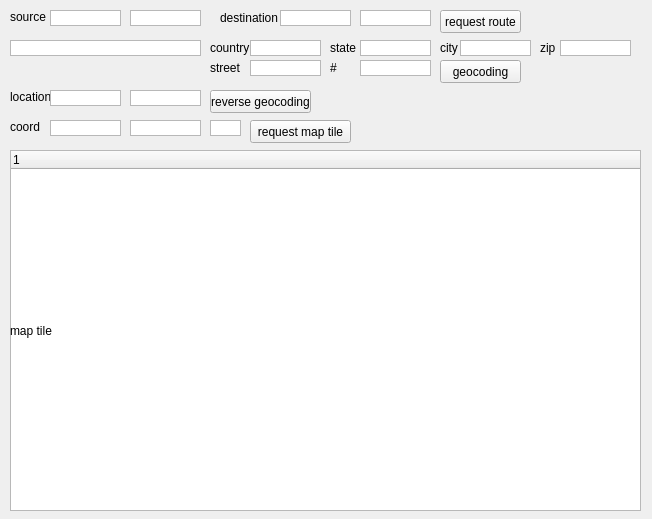
Qt form examples/qgeoapiui/mainwindow.ui (qtproject/qt-mobility) before a commit.
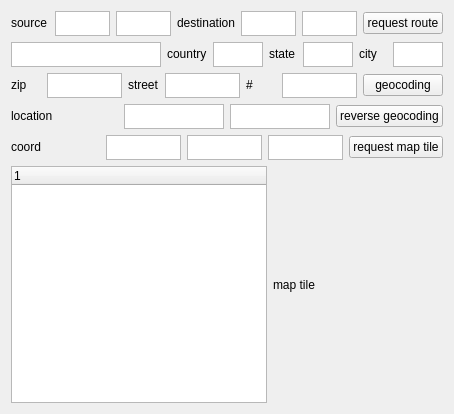
The same form after that commit.

Commit message: Layouts and symbian improvements to QGeoApiUi example

```diff
--- a/examples/qgeoapiui/mainwindow.ui
+++ b/examples/qgeoapiui/mainwindow.ui
@@ -6,68 +6,80 @@
    <rect>
     <x>0</x>
     <y>0</y>
-    <width>652</width>
-    <height>519</height>
+    <width>454</width>
+    <height>414</height>
    </rect>
   </property>
+  <property name="sizePolicy">
+   <sizepolicy hsizetype="Minimum" vsizetype="Preferred">
+    <horstretch>0</horstretch>
+    <verstretch>0</verstretch>
+   </sizepolicy>
+  </property>
   <property name="windowTitle">
    <string>MainWindow</string>
   </property>
   <widget class="QWidget" name="centralWidget">
-   <widget class="QTextEdit" name="srcLong">
-    <property name="geometry">
-     <rect>
-      <x>50</x>
-      <y>10</y>
-      <width>71</width>
-      <height>16</height>
-     </rect>
+   <layout class="QVBoxLayout" name="verticalLayout">
+    <property name="sizeConstraint">
+     <enum>QLayout::SetNoConstraint</enum>
     </property>
-    <property name="verticalScrollBarPolicy">
-     <enum>Qt::ScrollBarAlwaysOff</enum>
-    </property>
-    <property name="horizontalScrollBarPolicy">
-     <enum>Qt::ScrollBarAlwaysOff</enum>
-    </property>
-   </widget>
+    <item>
+     <layout class="QVBoxLayout" name="qgeoapiLayout">
+      <property name="sizeConstraint">
+       <enum>QLayout::SetDefaultConstraint</enum>
+      </property>
+      <item>
+       <layout class="QHBoxLayout" name="routeLayout">
+        <item>
    <widget class="QLabel" name="label">
-    <property name="geometry">
-     <rect>
-      <x>10</x>
-      <y>10</y>
-      <width>46</width>
-      <height>13</height>
-     </rect>
+          <property name="sizePolicy">
+           <sizepolicy hsizetype="Minimum" vsizetype="Fixed">
+            <horstretch>0</horstretch>
+            <verstretch>0</verstretch>
+           </sizepolicy>
     </property>
     <property name="text">
      <string>source</string>
     </property>
    </widget>
+        </item>
+        <item>
+         <widget class="QTextEdit" name="srcLong">
+          <property name="sizePolicy">
+           <sizepolicy hsizetype="Minimum" vsizetype="Fixed">
+            <horstretch>0</horstretch>
+            <verstretch>0</verstretch>
+           </sizepolicy>
+          </property>
+          <property name="maximumSize">
+           <size>
+            <width>55</width>
+            <height>25</height>
+           </size>
+          </property>
+          <property name="verticalScrollBarPolicy">
+           <enum>Qt::ScrollBarAlwaysOff</enum>
+          </property>
+          <property name="horizontalScrollBarPolicy">
+           <enum>Qt::ScrollBarAlwaysOff</enum>
+          </property>
+         </widget>
+        </item>
+        <item>
    <widget class="QTextEdit" name="srcLat">
-    <property name="geometry">
-     <rect>
-      <x>130</x>
-      <y>10</y>
-      <width>71</width>
-      <height>16</height>
-     </rect>
-    </property>
-    <property name="verticalScrollBarPolicy">
-     <enum>Qt::ScrollBarAlwaysOff</enum>
-    </property>
-    <property name="horizontalScrollBarPolicy">
-     <enum>Qt::ScrollBarAlwaysOff</enum>
-    </property>
-   </widget>
-   <widget class="QTextEdit" name="dstLat">
-    <property name="geometry">
-     <rect>
-      <x>360</x>
-      <y>10</y>
-      <width>71</width>
-      <height>16</height>
-     </rect>
-    </property>
+          <property name="sizePolicy">
+           <sizepolicy hsizetype="Minimum" vsizetype="Fixed">
+            <horstretch>0</horstretch>
+            <verstretch>0</verstretch>
+           </sizepolicy>
+          </property>
+          <property name="maximumSize">
+           <size>
+            <width>55</width>
+            <height>25</height>
+           </size>
+          </property>
     <property name="verticalScrollBarPolicy">
      <enum>Qt::ScrollBarAlwaysOff</enum>
     </property>
@@ -75,142 +87,103 @@
      <enum>Qt::ScrollBarAlwaysOff</enum>
     </property>
    </widget>
-   <widget class="QTextEdit" name="dstLong">
-    <property name="geometry">
-     <rect>
-      <x>280</x>
-      <y>10</y>
-      <width>71</width>
-      <height>16</height>
-     </rect>
-    </property>
-    <property name="verticalScrollBarPolicy">
-     <enum>Qt::ScrollBarAlwaysOff</enum>
-    </property>
-    <property name="horizontalScrollBarPolicy">
-     <enum>Qt::ScrollBarAlwaysOff</enum>
-    </property>
-   </widget>
+        </item>
+        <item>
    <widget class="QLabel" name="label_2">
-    <property name="geometry">
-     <rect>
-      <x>220</x>
-      <y>10</y>
-      <width>61</width>
-      <height>16</height>
-     </rect>
+          <property name="sizePolicy">
+           <sizepolicy hsizetype="Minimum" vsizetype="Fixed">
+            <horstretch>0</horstretch>
+            <verstretch>0</verstretch>
+           </sizepolicy>
     </property>
     <property name="text">
      <string>destination</string>
     </property>
    </widget>
-   <widget class="QTreeWidget" name="treeWidget">
-    <property name="geometry">
-     <rect>
-      <x>10</x>
-      <y>150</y>
-      <width>631</width>
-      <height>361</height>
-     </rect>
-    </property>
-    <column>
-     <property name="text">
-      <string notr="true">1</string>
-     </property>
-    </column>
-   </widget>
-   <widget class="QLabel" name="mapTileLabel">
-    <property name="geometry">
-     <rect>
-      <x>10</x>
-      <y>150</y>
-      <width>631</width>
-      <height>361</height>
-     </rect>
-    </property>
-    <property name="text">
-     <string>map tile</string>
-    </property>
-   </widget>
+        </item>
+        <item>
+         <widget class="QTextEdit" name="dstLong">
+          <property name="sizePolicy">
+           <sizepolicy hsizetype="Minimum" vsizetype="Fixed">
+            <horstretch>0</horstretch>
+            <verstretch>0</verstretch>
+           </sizepolicy>
+          </property>
+          <property name="maximumSize">
+           <size>
+            <width>55</width>
+            <height>25</height>
+           </size>
+          </property>
+          <property name="verticalScrollBarPolicy">
+           <enum>Qt::ScrollBarAlwaysOff</enum>
+          </property>
+          <property name="horizontalScrollBarPolicy">
+           <enum>Qt::ScrollBarAlwaysOff</enum>
+          </property>
+         </widget>
+        </item>
+        <item>
+         <widget class="QTextEdit" name="dstLat">
+          <property name="sizePolicy">
+           <sizepolicy hsizetype="Minimum" vsizetype="Fixed">
+            <horstretch>0</horstretch>
+            <verstretch>0</verstretch>
+           </sizepolicy>
+          </property>
+          <property name="maximumSize">
+           <size>
+            <width>55</width>
+            <height>25</height>
+           </size>
+          </property>
+          <property name="verticalScrollBarPolicy">
+           <enum>Qt::ScrollBarAlwaysOff</enum>
+          </property>
+          <property name="horizontalScrollBarPolicy">
+           <enum>Qt::ScrollBarAlwaysOff</enum>
+          </property>
+         </widget>
+        </item>
+        <item>
    <widget class="QPushButton" name="btnRequest">
-    <property name="geometry">
-     <rect>
-      <x>440</x>
-      <y>10</y>
-      <width>81</width>
-      <height>23</height>
-     </rect>
+          <property name="sizePolicy">
+           <sizepolicy hsizetype="Minimum" vsizetype="Fixed">
+            <horstretch>0</horstretch>
+            <verstretch>0</verstretch>
+           </sizepolicy>
     </property>
     <property name="text">
      <string>request route</string>
     </property>
    </widget>
-   <widget class="QTextEdit" name="locLat">
-    <property name="geometry">
-     <rect>
-      <x>130</x>
-      <y>90</y>
-      <width>71</width>
-      <height>16</height>
-     </rect>
-    </property>
-    <property name="verticalScrollBarPolicy">
-     <enum>Qt::ScrollBarAlwaysOff</enum>
-    </property>
-    <property name="horizontalScrollBarPolicy">
-     <enum>Qt::ScrollBarAlwaysOff</enum>
-    </property>
-   </widget>
-   <widget class="QLabel" name="label_3">
-    <property name="geometry">
-     <rect>
-      <x>10</x>
-      <y>90</y>
-      <width>46</width>
-      <height>13</height>
-     </rect>
-    </property>
-    <property name="text">
-     <string>location</string>
-    </property>
-   </widget>
-   <widget class="QTextEdit" name="locLong">
-    <property name="geometry">
-     <rect>
-      <x>50</x>
-      <y>90</y>
-      <width>71</width>
-      <height>16</height>
-     </rect>
-    </property>
-    <property name="verticalScrollBarPolicy">
-     <enum>Qt::ScrollBarAlwaysOff</enum>
-    </property>
-    <property name="horizontalScrollBarPolicy">
-     <enum>Qt::ScrollBarAlwaysOff</enum>
-    </property>
-   </widget>
-   <widget class="QPushButton" name="btnReverseCoding">
-    <property name="geometry">
-     <rect>
-      <x>210</x>
-      <y>90</y>
-      <width>101</width>
-      <height>23</height>
-     </rect>
-    </property>
-    <property name="text">
-     <string>reverse geocoding</string>
-    </property>
-   </widget>
+        </item>
+       </layout>
+      </item>
+      <item>
+       <layout class="QHBoxLayout" name="geocoding_1_Layout">
+        <property name="sizeConstraint">
+         <enum>QLayout::SetDefaultConstraint</enum>
+        </property>
+        <item>
    <widget class="QTextEdit" name="obloc">
-    <property name="geometry">
-     <rect>
-      <x>10</x>
-      <y>40</y>
-      <width>191</width>
-      <height>16</height>
-     </rect>
+          <property name="sizePolicy">
+           <sizepolicy hsizetype="Minimum" vsizetype="Fixed">
+            <horstretch>0</horstretch>
+            <verstretch>0</verstretch>
+           </sizepolicy>
+          </property>
+          <property name="minimumSize">
+           <size>
+            <width>0</width>
+            <height>0</height>
+           </size>
+          </property>
+          <property name="maximumSize">
+           <size>
+            <width>150</width>
+            <height>25</height>
+           </size>
     </property>
     <property name="verticalScrollBarPolicy">
      <enum>Qt::ScrollBarAlwaysOff</enum>
@@ -219,27 +192,33 @@
      <enum>Qt::ScrollBarAlwaysOff</enum>
     </property>
    </widget>
+        </item>
+        <item>
    <widget class="QLabel" name="label_4">
-    <property name="geometry">
-     <rect>
-      <x>210</x>
-      <y>40</y>
-      <width>41</width>
-      <height>16</height>
-     </rect>
+          <property name="sizePolicy">
+           <sizepolicy hsizetype="Minimum" vsizetype="Fixed">
+            <horstretch>0</horstretch>
+            <verstretch>0</verstretch>
+           </sizepolicy>
     </property>
     <property name="text">
      <string>country</string>
     </property>
    </widget>
+        </item>
+        <item>
    <widget class="QTextEdit" name="country">
-    <property name="geometry">
-     <rect>
-      <x>250</x>
-      <y>40</y>
-      <width>71</width>
-      <height>16</height>
-     </rect>
+          <property name="sizePolicy">
+           <sizepolicy hsizetype="Minimum" vsizetype="Fixed">
+            <horstretch>0</horstretch>
+            <verstretch>0</verstretch>
+           </sizepolicy>
+          </property>
+          <property name="maximumSize">
+           <size>
+            <width>50</width>
+            <height>25</height>
+           </size>
     </property>
     <property name="verticalScrollBarPolicy">
      <enum>Qt::ScrollBarAlwaysOff</enum>
@@ -248,27 +227,33 @@
      <enum>Qt::ScrollBarAlwaysOff</enum>
     </property>
    </widget>
+        </item>
+        <item>
    <widget class="QLabel" name="label_5">
-    <property name="geometry">
-     <rect>
-      <x>330</x>
-      <y>40</y>
-      <width>31</width>
-      <height>16</height>
-     </rect>
+          <property name="sizePolicy">
+           <sizepolicy hsizetype="Minimum" vsizetype="Fixed">
+            <horstretch>0</horstretch>
+            <verstretch>0</verstretch>
+           </sizepolicy>
     </property>
     <property name="text">
      <string>state</string>
     </property>
    </widget>
+        </item>
+        <item>
    <widget class="QTextEdit" name="state">
-    <property name="geometry">
-     <rect>
-      <x>360</x>
-      <y>40</y>
-      <width>71</width>
-      <height>16</height>
-     </rect>
+          <property name="sizePolicy">
+           <sizepolicy hsizetype="Minimum" vsizetype="Fixed">
+            <horstretch>0</horstretch>
+            <verstretch>0</verstretch>
+           </sizepolicy>
+          </property>
+          <property name="maximumSize">
+           <size>
+            <width>50</width>
+            <height>25</height>
+           </size>
     </property>
     <property name="verticalScrollBarPolicy">
      <enum>Qt::ScrollBarAlwaysOff</enum>
@@ -277,27 +262,33 @@
      <enum>Qt::ScrollBarAlwaysOff</enum>
     </property>
    </widget>
+        </item>
+        <item>
    <widget class="QLabel" name="label_6">
-    <property name="geometry">
-     <rect>
-      <x>440</x>
-      <y>40</y>
-      <width>21</width>
-      <height>16</height>
-     </rect>
+          <property name="sizePolicy">
+           <sizepolicy hsizetype="Minimum" vsizetype="Fixed">
+            <horstretch>0</horstretch>
+            <verstretch>0</verstretch>
+           </sizepolicy>
     </property>
     <property name="text">
      <string>city</string>
     </property>
    </widget>
+        </item>
+        <item>
    <widget class="QTextEdit" name="city">
-    <property name="geometry">
-     <rect>
-      <x>460</x>
-      <y>40</y>
-      <width>71</width>
-      <height>16</height>
-     </rect>
+          <property name="sizePolicy">
+           <sizepolicy hsizetype="Minimum" vsizetype="Fixed">
+            <horstretch>0</horstretch>
+            <verstretch>0</verstretch>
+           </sizepolicy>
+          </property>
+          <property name="maximumSize">
+           <size>
+            <width>50</width>
+            <height>25</height>
+           </size>
     </property>
     <property name="verticalScrollBarPolicy">
      <enum>Qt::ScrollBarAlwaysOff</enum>
@@ -306,27 +297,37 @@
      <enum>Qt::ScrollBarAlwaysOff</enum>
     </property>
    </widget>
+        </item>
+       </layout>
+      </item>
+      <item>
+       <layout class="QHBoxLayout" name="geocodind_2_Layout">
+        <item>
    <widget class="QLabel" name="label_7">
-    <property name="geometry">
-     <rect>
-      <x>540</x>
-      <y>40</y>
-      <width>21</width>
-      <height>16</height>
-     </rect>
+          <property name="sizePolicy">
+           <sizepolicy hsizetype="Minimum" vsizetype="Fixed">
+            <horstretch>0</horstretch>
+            <verstretch>0</verstretch>
+           </sizepolicy>
     </property>
     <property name="text">
      <string>zip</string>
     </property>
    </widget>
+        </item>
+        <item>
    <widget class="QTextEdit" name="zip">
-    <property name="geometry">
-     <rect>
-      <x>560</x>
-      <y>40</y>
-      <width>71</width>
-      <height>16</height>
-     </rect>
+          <property name="sizePolicy">
+           <sizepolicy hsizetype="Minimum" vsizetype="Fixed">
+            <horstretch>0</horstretch>
+            <verstretch>0</verstretch>
+           </sizepolicy>
+          </property>
+          <property name="maximumSize">
+           <size>
+            <width>75</width>
+            <height>25</height>
+           </size>
     </property>
     <property name="verticalScrollBarPolicy">
      <enum>Qt::ScrollBarAlwaysOff</enum>
@@ -335,44 +336,34 @@
      <enum>Qt::ScrollBarAlwaysOff</enum>
     </property>
    </widget>
+        </item>
+        <item>
    <widget class="QLabel" name="label_8">
-    <property name="geometry">
-     <rect>
-      <x>210</x>
-      <y>60</y>
-      <width>41</width>
-      <height>16</height>
-     </rect>
+          <property name="sizePolicy">
+           <sizepolicy hsizetype="Minimum" vsizetype="Fixed">
+            <horstretch>0</horstretch>
+            <verstretch>0</verstretch>
+           </sizepolicy>
     </property>
     <property name="text">
      <string>street</string>
     </property>
    </widget>
+        </item>
+        <item>
    <widget class="QTextEdit" name="street">
-    <property name="geometry">
-     <rect>
-      <x>250</x>
-      <y>60</y>
-      <width>71</width>
-      <height>16</height>
-     </rect>
-    </property>
-    <property name="verticalScrollBarPolicy">
-     <enum>Qt::ScrollBarAlwaysOff</enum>
-    </property>
-    <property name="horizontalScrollBarPolicy">
-     <enum>Qt::ScrollBarAlwaysOff</enum>
-    </property>
-   </widget>
-   <widget class="QTextEdit" name="streetNumber">
-    <property name="geometry">
-     <rect>
-      <x>360</x>
-      <y>60</y>
-      <width>71</width>
-      <height>16</height>
-     </rect>
-    </property>
+          <property name="sizePolicy">
+           <sizepolicy hsizetype="Minimum" vsizetype="Fixed">
+            <horstretch>0</horstretch>
+            <verstretch>0</verstretch>
+           </sizepolicy>
+          </property>
+          <property name="maximumSize">
+           <size>
+            <width>75</width>
+            <height>25</height>
+           </size>
+          </property>
     <property name="verticalScrollBarPolicy">
      <enum>Qt::ScrollBarAlwaysOff</enum>
     </property>
@@ -380,53 +371,159 @@
      <enum>Qt::ScrollBarAlwaysOff</enum>
     </property>
    </widget>
+        </item>
+        <item>
    <widget class="QLabel" name="label_9">
-    <property name="geometry">
-     <rect>
-      <x>330</x>
-      <y>60</y>
-      <width>31</width>
-      <height>16</height>
-     </rect>
+          <property name="sizePolicy">
+           <sizepolicy hsizetype="Minimum" vsizetype="Fixed">
+            <horstretch>0</horstretch>
+            <verstretch>0</verstretch>
+           </sizepolicy>
     </property>
     <property name="text">
      <string>#</string>
     </property>
    </widget>
+        </item>
+        <item>
+         <widget class="QTextEdit" name="streetNumber">
+          <property name="sizePolicy">
+           <sizepolicy hsizetype="Minimum" vsizetype="Fixed">
+            <horstretch>0</horstretch>
+            <verstretch>0</verstretch>
+           </sizepolicy>
+          </property>
+          <property name="maximumSize">
+           <size>
+            <width>75</width>
+            <height>25</height>
+           </size>
+          </property>
+          <property name="verticalScrollBarPolicy">
+           <enum>Qt::ScrollBarAlwaysOff</enum>
+          </property>
+          <property name="horizontalScrollBarPolicy">
+           <enum>Qt::ScrollBarAlwaysOff</enum>
+          </property>
+         </widget>
+        </item>
+        <item>
    <widget class="QPushButton" name="btnCoding">
-    <property name="geometry">
-     <rect>
-      <x>440</x>
-      <y>60</y>
-      <width>81</width>
-      <height>23</height>
-     </rect>
+          <property name="sizePolicy">
+           <sizepolicy hsizetype="Minimum" vsizetype="Fixed">
+            <horstretch>0</horstretch>
+            <verstretch>0</verstretch>
+           </sizepolicy>
     </property>
     <property name="text">
      <string>geocoding</string>
     </property>
    </widget>
+        </item>
+       </layout>
+      </item>
+      <item>
+       <layout class="QHBoxLayout" name="revGeocodingLayout">
+        <item>
+         <widget class="QLabel" name="label_3">
+          <property name="sizePolicy">
+           <sizepolicy hsizetype="Minimum" vsizetype="Fixed">
+            <horstretch>0</horstretch>
+            <verstretch>0</verstretch>
+           </sizepolicy>
+          </property>
+          <property name="text">
+           <string>location</string>
+          </property>
+         </widget>
+        </item>
+        <item>
+         <widget class="QTextEdit" name="locLong">
+          <property name="sizePolicy">
+           <sizepolicy hsizetype="Minimum" vsizetype="Fixed">
+            <horstretch>0</horstretch>
+            <verstretch>0</verstretch>
+           </sizepolicy>
+          </property>
+          <property name="maximumSize">
+           <size>
+            <width>100</width>
+            <height>25</height>
+           </size>
+          </property>
+          <property name="verticalScrollBarPolicy">
+           <enum>Qt::ScrollBarAlwaysOff</enum>
+          </property>
+          <property name="horizontalScrollBarPolicy">
+           <enum>Qt::ScrollBarAlwaysOff</enum>
+          </property>
+         </widget>
+        </item>
+        <item>
+         <widget class="QTextEdit" name="locLat">
+          <property name="sizePolicy">
+           <sizepolicy hsizetype="Minimum" vsizetype="Fixed">
+            <horstretch>0</horstretch>
+            <verstretch>0</verstretch>
+           </sizepolicy>
+          </property>
+          <property name="maximumSize">
+           <size>
+            <width>100</width>
+            <height>25</height>
+           </size>
+          </property>
+          <property name="verticalScrollBarPolicy">
+           <enum>Qt::ScrollBarAlwaysOff</enum>
+          </property>
+          <property name="horizontalScrollBarPolicy">
+           <enum>Qt::ScrollBarAlwaysOff</enum>
+          </property>
+         </widget>
+        </item>
+        <item>
+         <widget class="QPushButton" name="btnReverseCoding">
+          <property name="sizePolicy">
+           <sizepolicy hsizetype="Minimum" vsizetype="Fixed">
+            <horstretch>0</horstretch>
+            <verstretch>0</verstretch>
+           </sizepolicy>
+          </property>
+          <property name="text">
+           <string>reverse geocoding</string>
+          </property>
+         </widget>
+        </item>
+       </layout>
+      </item>
+      <item>
+       <layout class="QHBoxLayout" name="mapTileLayout">
+        <item>
    <widget class="QLabel" name="label_10">
-    <property name="geometry">
-     <rect>
-      <x>10</x>
-      <y>120</y>
-      <width>46</width>
-      <height>13</height>
-     </rect>
+          <property name="sizePolicy">
+           <sizepolicy hsizetype="Minimum" vsizetype="Fixed">
+            <horstretch>0</horstretch>
+            <verstretch>0</verstretch>
+           </sizepolicy>
     </property>
     <property name="text">
      <string>coord</string>
     </property>
    </widget>
+        </item>
+        <item>
    <widget class="QTextEdit" name="tileLong">
-    <property name="geometry">
-     <rect>
-      <x>50</x>
-      <y>120</y>
-      <width>71</width>
-      <height>16</height>
-     </rect>
+          <property name="sizePolicy">
+           <sizepolicy hsizetype="Minimum" vsizetype="Fixed">
+            <horstretch>0</horstretch>
+            <verstretch>0</verstretch>
+           </sizepolicy>
+          </property>
+          <property name="maximumSize">
+           <size>
+            <width>75</width>
+            <height>25</height>
+           </size>
     </property>
     <property name="verticalScrollBarPolicy">
      <enum>Qt::ScrollBarAlwaysOff</enum>
@@ -435,14 +532,20 @@
      <enum>Qt::ScrollBarAlwaysOff</enum>
     </property>
    </widget>
+        </item>
+        <item>
    <widget class="QTextEdit" name="tileLat">
-    <property name="geometry">
-     <rect>
-      <x>130</x>
-      <y>120</y>
-      <width>71</width>
-      <height>16</height>
-     </rect>
+          <property name="sizePolicy">
+           <sizepolicy hsizetype="Minimum" vsizetype="Fixed">
+            <horstretch>0</horstretch>
+            <verstretch>0</verstretch>
+           </sizepolicy>
+          </property>
+          <property name="maximumSize">
+           <size>
+            <width>75</width>
+            <height>25</height>
+           </size>
     </property>
     <property name="verticalScrollBarPolicy">
      <enum>Qt::ScrollBarAlwaysOff</enum>
@@ -451,14 +554,20 @@
      <enum>Qt::ScrollBarAlwaysOff</enum>
     </property>
    </widget>
+        </item>
+        <item>
    <widget class="QTextEdit" name="tileZoomLevel">
-    <property name="geometry">
-     <rect>
-      <x>210</x>
-      <y>120</y>
-      <width>31</width>
-      <height>16</height>
-     </rect>
+          <property name="sizePolicy">
+           <sizepolicy hsizetype="Minimum" vsizetype="Fixed">
+            <horstretch>0</horstretch>
+            <verstretch>0</verstretch>
+           </sizepolicy>
+          </property>
+          <property name="maximumSize">
+           <size>
+            <width>75</width>
+            <height>25</height>
+           </size>
     </property>
     <property name="verticalScrollBarPolicy">
      <enum>Qt::ScrollBarAlwaysOff</enum>
@@ -467,19 +576,69 @@
      <enum>Qt::ScrollBarAlwaysOff</enum>
     </property>
    </widget>
+        </item>
+        <item>
    <widget class="QPushButton" name="btnRequestTile">
-    <property name="geometry">
-     <rect>
-      <x>250</x>
-      <y>120</y>
-      <width>101</width>
-      <height>23</height>
-     </rect>
+          <property name="sizePolicy">
+           <sizepolicy hsizetype="Minimum" vsizetype="Fixed">
+            <horstretch>0</horstretch>
+            <verstretch>0</verstretch>
+           </sizepolicy>
     </property>
     <property name="text">
      <string>request map tile</string>
     </property>
    </widget>
+        </item>
+       </layout>
+      </item>
+     </layout>
+    </item>
+    <item>
+     <layout class="QHBoxLayout" name="resultsLayout">
+      <item>
+       <widget class="QTreeWidget" name="treeWidget">
+        <property name="sizePolicy">
+         <sizepolicy hsizetype="Minimum" vsizetype="Expanding">
+          <horstretch>0</horstretch>
+          <verstretch>0</verstretch>
+         </sizepolicy>
+        </property>
+        <attribute name="headerDefaultSectionSize">
+         <number>150</number>
+        </attribute>
+        <attribute name="headerMinimumSectionSize">
+         <number>150</number>
+        </attribute>
+        <attribute name="headerDefaultSectionSize">
+         <number>150</number>
+        </attribute>
+        <attribute name="headerMinimumSectionSize">
+         <number>150</number>
+        </attribute>
+        <column>
+         <property name="text">
+          <string notr="true">1</string>
+         </property>
+        </column>
+       </widget>
+      </item>
+      <item>
+       <widget class="QLabel" name="mapTileLabel">
+        <property name="sizePolicy">
+         <sizepolicy hsizetype="Minimum" vsizetype="Preferred">
+          <horstretch>0</horstretch>
+          <verstretch>0</verstretch>
+         </sizepolicy>
+        </property>
+        <property name="text">
+         <string>map tile</string>
+        </property>
+       </widget>
+      </item>
+     </layout>
+    </item>
+   </layout>
   </widget>
  </widget>
  <layoutdefault spacing="6" margin="11"/>
```
Lines whose indentation alone changed are shown as unchanged. The commit also changes 4 other files.
